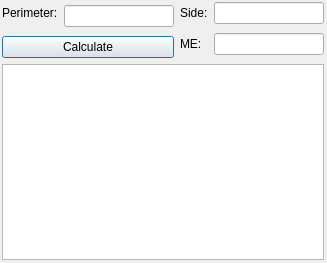
Before: the Qt Designer form src/gui/equ_trian_perimeter.ui in ayham-1/upperLowerBounds, drawn with Qt 5.
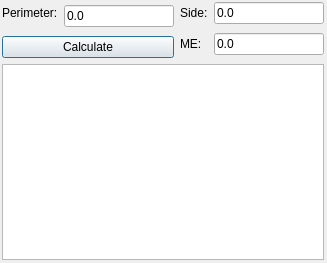
After: the same form once the commit is applied.

What changed in the file:
```diff
--- a/src/gui/equ_trian_perimeter.ui
+++ b/src/gui/equ_trian_perimeter.ui
@@ -33,7 +33,11 @@
        </widget>
       </item>
       <item row="0" column="1" rowspan="2">
-       <widget class="QLineEdit" name="lineEdit"/>
+       <widget class="QLineEdit" name="lineEdit">
+        <property name="text">
+         <string>0.0</string>
+        </property>
+       </widget>
       </item>
       <item row="0" column="2">
        <widget class="QLabel" name="label_2">
@@ -43,7 +47,11 @@
        </widget>
       </item>
       <item row="0" column="3">
-       <widget class="QLineEdit" name="lineEdit_2"/>
+       <widget class="QLineEdit" name="lineEdit_2">
+        <property name="text">
+         <string>0.0</string>
+        </property>
+       </widget>
       </item>
       <item row="1" column="2" rowspan="2">
        <widget class="QLabel" name="label_3">
@@ -53,7 +61,11 @@
        </widget>
       </item>
       <item row="1" column="3" rowspan="2">
-       <widget class="QLineEdit" name="maxErrorText"/>
+       <widget class="QLineEdit" name="maxErrorText">
+        <property name="text">
+         <string>0.0</string>
+        </property>
+       </widget>
       </item>
       <item row="2" column="0" colspan="2">
        <widget class="QPushButton" name="pushButton">
```
